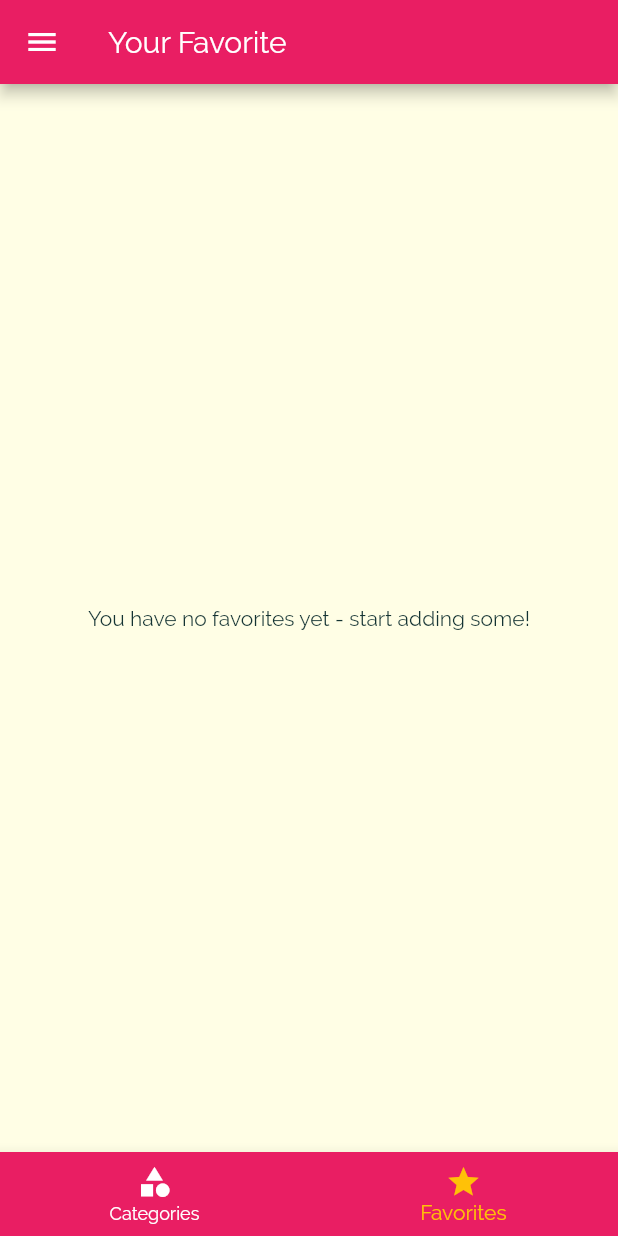
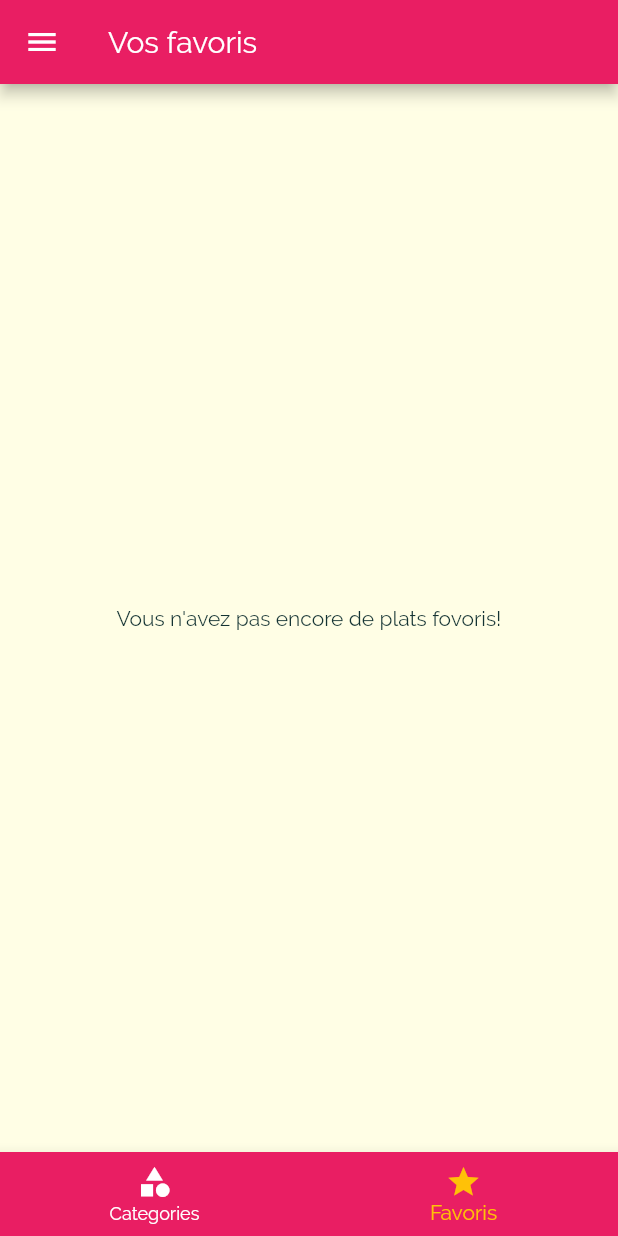
Before and after one commit to ISSIAGA-CONDE224/restaurant, a Flutter app: the screen it shows after launch, item 2 of the bottom bar chosen, on a phone screen of 412 x 824 dp. Run offline on Flutter 3.47's test engine with Material 2 defaults, Android fonts, the phone set to English and light mode, and no system bars.

```diff
--- a/lib/main.dart
+++ b/lib/main.dart
@@ -95,7 +95,8 @@ class _MyAppState extends State<MyApp> {
         '/': (ctx) => TabsScreen(_favoriteMeals),
         CategoryMealsScreen.routeName: (ctx) =>
             CategoryMealsScreen(_availableMeals),
-        MealDetailScreen.routeName: (ctx) => MealDetailScreen(_toggleFavorite, _isMealFavorite),
+        MealDetailScreen.routeName: (ctx) =>
+            MealDetailScreen(_toggleFavorite, _isMealFavorite),
         FiltersScreen.routeName: (ctx) => FiltersScreen(_filters, _setFilters),
       },
       onUnknownRoute: (settings) {
--- a/lib/screens/favorites_screen.dart
+++ b/lib/screens/favorites_screen.dart
@@ -12,7 +12,7 @@ class FavoritesScreen extends StatelessWidget {
   Widget build(BuildContext context) {
     if (favoriteMeals.isEmpty) {
       return Center(
-        child: Text('You have no favorites yet - start adding some!'),
+        child: Text('Vous n\'avez pas encore de plats fovoris!'),
       );
     } else {
       return ListView.builder(
--- a/lib/screens/filters_screen.dart
+++ b/lib/screens/filters_screen.dart
@@ -1,5 +1,4 @@
 import 'package:flutter/material.dart';
-
 import '../widgets/main_drawer.dart';
 
 class FiltersScreen extends StatefulWidget {
@@ -49,7 +48,7 @@ class _FiltersScreenState extends State<FiltersScreen> {
   Widget build(BuildContext context) {
     return Scaffold(
       appBar: AppBar(
-        title: Text('Your Filters'),
+        title: Text('Vos favoris'),
         actions: <Widget>[
           IconButton(
             icon: Icon(Icons.save),
@@ -71,7 +70,7 @@ class _FiltersScreenState extends State<FiltersScreen> {
           Container(
             padding: EdgeInsets.all(20),
             child: Text(
-              'Adjust your meal selection.',
+              'Adjoutz votre selection de repas.',
               style: Theme.of(context).textTheme.title,
             ),
           ),
--- a/lib/screens/tabs_screen.dart
+++ b/lib/screens/tabs_screen.dart
@@ -27,7 +27,7 @@ class _TabsScreenState extends State<TabsScreen> {
       },
       {
         'page': FavoritesScreen(widget.favoriteMeals),
-        'title': 'Your Favorite',
+        'title': 'Vos favoris',
       },
     ];
     super.initState();
@@ -63,7 +63,7 @@ class _TabsScreenState extends State<TabsScreen> {
           BottomNavigationBarItem(
             backgroundColor: Theme.of(context).primaryColor,
             icon: Icon(Icons.star),
-            title: Text('Favorites'),
+            title: Text('Favoris'),
           ),
         ],
       ),
```
